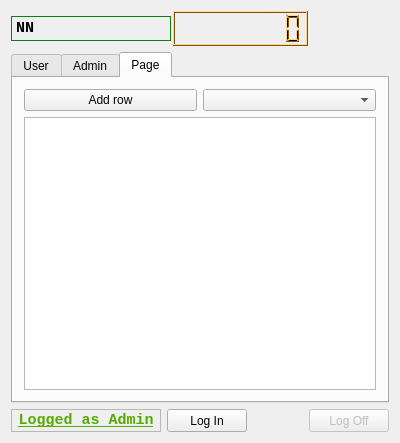
Qt form timeguardgui/timeguard.ui (byebye/TimeGuard) before a commit.
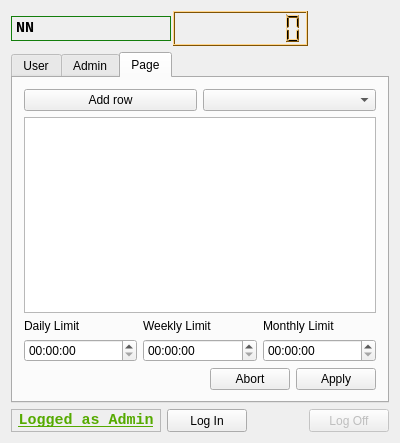
The same form after that commit. Icons and pictures are not drawn. Custom widgets are drawn as their Qt base class.

Commit message: Design users table UI

```diff
--- a/timeguardgui/timeguard.ui
+++ b/timeguardgui/timeguard.ui
@@ -1343,7 +1343,11 @@
        <attribute name="title">
         <string>Page</string>
        </attribute>
-       <layout class="QVBoxLayout" name="verticalLayout_2">
+       <layout class="QVBoxLayout" name="verticalLayout_9">
+        <item>
+         <layout class="QVBoxLayout" name="verticalLayout_8">
+          <item>
+           <layout class="QVBoxLayout" name="verticalLayout_3">
         <item>
          <layout class="QHBoxLayout" name="horizontalLayout_5">
           <item>
@@ -1364,6 +1368,95 @@
            <bool>false</bool>
           </property>
          </widget>
+            </item>
+           </layout>
+          </item>
+          <item>
+           <layout class="QVBoxLayout" name="verticalLayout_7">
+            <item>
+             <layout class="QHBoxLayout" name="horizontalLayout_7">
+              <item>
+               <layout class="QVBoxLayout" name="verticalLayout_4">
+                <item>
+                 <widget class="QLabel" name="label">
+                  <property name="text">
+                   <string>Daily Limit</string>
+                  </property>
+                 </widget>
+                </item>
+                <item>
+                 <widget class="QTimeEdit" name="timeEdit"/>
+                </item>
+               </layout>
+              </item>
+              <item>
+               <layout class="QVBoxLayout" name="verticalLayout_5">
+                <item>
+                 <widget class="QLabel" name="label_2">
+                  <property name="text">
+                   <string>Weekly Limit</string>
+                  </property>
+                 </widget>
+                </item>
+                <item>
+                 <widget class="QTimeEdit" name="timeEdit_2"/>
+                </item>
+               </layout>
+              </item>
+              <item>
+               <layout class="QVBoxLayout" name="verticalLayout_6">
+                <item>
+                 <widget class="QLabel" name="label_3">
+                  <property name="text">
+                   <string>Monthly Limit</string>
+                  </property>
+                 </widget>
+                </item>
+                <item>
+                 <widget class="QTimeEdit" name="timeEdit_3"/>
+                </item>
+               </layout>
+              </item>
+             </layout>
+            </item>
+            <item>
+             <layout class="QHBoxLayout" name="horizontalLayout_8">
+              <item>
+               <spacer name="horizontalSpacer_4">
+                <property name="orientation">
+                 <enum>Qt::Horizontal</enum>
+                </property>
+                <property name="sizeHint" stdset="0">
+                 <size>
+                  <width>40</width>
+                  <height>20</height>
+                 </size>
+                </property>
+               </spacer>
+              </item>
+              <item>
+               <layout class="QHBoxLayout" name="horizontalLayout_6">
+                <item>
+                 <widget class="QPushButton" name="abortSettingsChangesButton">
+                  <property name="text">
+                   <string>Abort</string>
+                  </property>
+                 </widget>
+                </item>
+                <item>
+                 <widget class="QPushButton" name="applySettingsChangesButton">
+                  <property name="text">
+                   <string>Apply</string>
+                  </property>
+                 </widget>
+                </item>
+               </layout>
+              </item>
+             </layout>
+            </item>
+           </layout>
+          </item>
+         </layout>
         </item>
        </layout>
       </widget>
```
Lines whose indentation alone changed are shown as unchanged.
